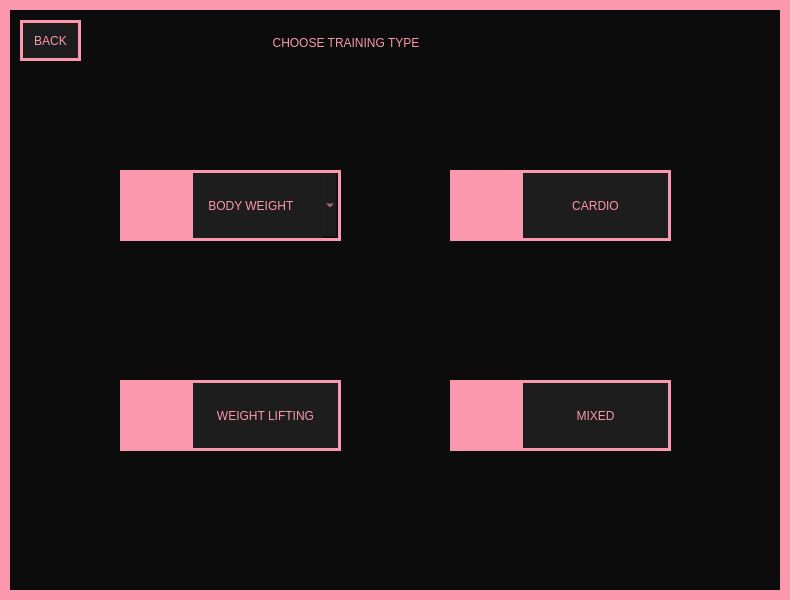
Old version of the form CreateNewTraining.ui in the repository Hanna-J-K/fitnessapp.
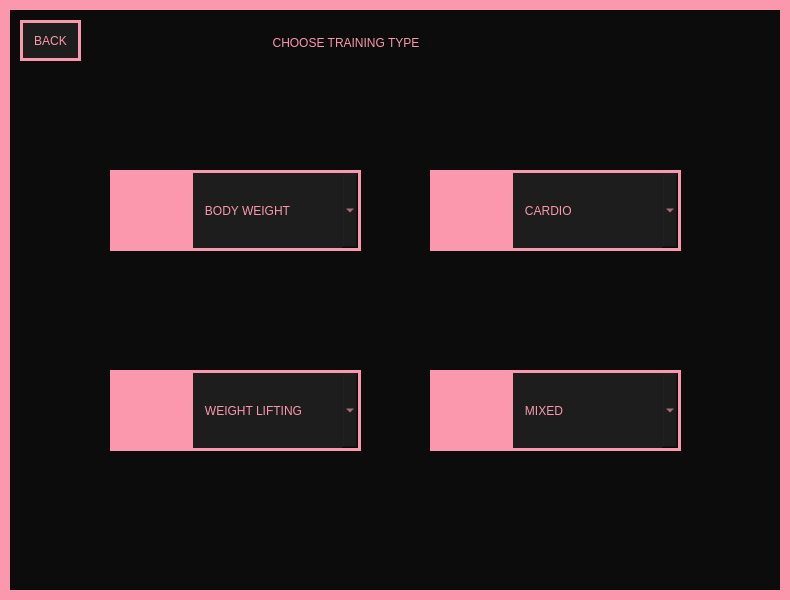
New version of the form. Icons and pictures are not drawn.

What changed in the file:
```diff
--- a/CreateNewTraining.ui
+++ b/CreateNewTraining.ui
@@ -65,7 +65,7 @@
    <widget class="QPushButton" name="bodyweight_btn">
     <property name="geometry">
      <rect>
-      <x>190</x>
+      <x>180</x>
       <y>170</y>
       <width>151</width>
       <height>71</height>
@@ -82,73 +82,13 @@
      <string>BODY WEIGHT</string>
     </property>
    </widget>
-   <widget class="QPushButton" name="cardio_btn">
-    <property name="geometry">
-     <rect>
-      <x>520</x>
-      <y>170</y>
-      <width>151</width>
-      <height>71</height>
-     </rect>
-    </property>
-    <property name="cursor">
-     <cursorShape>PointingHandCursor</cursorShape>
-    </property>
-    <property name="styleSheet">
-     <string notr="true">background-color: #1D1D1D;border: 3px solid #FB98AD;
-font: 8pt &quot;PRIMETIME&quot;;</string>
-    </property>
-    <property name="text">
-     <string>CARDIO</string>
-    </property>
-   </widget>
-   <widget class="QPushButton" name="weightlifting_btn">
-    <property name="geometry">
-     <rect>
-      <x>190</x>
-      <y>380</y>
-      <width>151</width>
-      <height>71</height>
-     </rect>
-    </property>
-    <property name="cursor">
-     <cursorShape>PointingHandCursor</cursorShape>
-    </property>
-    <property name="styleSheet">
-     <string notr="true">background-color: #1D1D1D;border: 3px solid #FB98AD;
-font: 8pt &quot;PRIMETIME&quot;;</string>
-    </property>
-    <property name="text">
-     <string>WEIGHT LIFTING</string>
-    </property>
-   </widget>
-   <widget class="QPushButton" name="mixed_btn">
-    <property name="geometry">
-     <rect>
-      <x>520</x>
-      <y>380</y>
-      <width>151</width>
-      <height>71</height>
-     </rect>
-    </property>
-    <property name="cursor">
-     <cursorShape>PointingHandCursor</cursorShape>
-    </property>
-    <property name="styleSheet">
-     <string notr="true">background-color: #1D1D1D;border: 3px solid #FB98AD;
-font: 8pt &quot;PRIMETIME&quot;;</string>
-    </property>
-    <property name="text">
-     <string>MIXED</string>
-    </property>
-   </widget>
    <widget class="QLabel" name="label">
     <property name="geometry">
      <rect>
-      <x>120</x>
+      <x>110</x>
       <y>170</y>
-      <width>71</width>
-      <height>71</height>
+      <width>81</width>
+      <height>81</height>
      </rect>
     </property>
     <property name="autoFillBackground">
@@ -170,10 +110,10 @@
    <widget class="QLabel" name="label_2">
     <property name="geometry">
      <rect>
-      <x>450</x>
+      <x>430</x>
       <y>170</y>
-      <width>71</width>
-      <height>71</height>
+      <width>81</width>
+      <height>81</height>
      </rect>
     </property>
     <property name="styleSheet">
@@ -192,10 +132,10 @@
    <widget class="QLabel" name="label_3">
     <property name="geometry">
      <rect>
-      <x>120</x>
-      <y>380</y>
-      <width>71</width>
-      <height>71</height>
+      <x>110</x>
+      <y>370</y>
+      <width>81</width>
+      <height>81</height>
      </rect>
     </property>
     <property name="autoFillBackground">
@@ -217,10 +157,10 @@
    <widget class="QLabel" name="label_4">
     <property name="geometry">
      <rect>
-      <x>450</x>
-      <y>380</y>
-      <width>71</width>
-      <height>71</height>
+      <x>430</x>
+      <y>370</y>
+      <width>81</width>
+      <height>81</height>
      </rect>
     </property>
     <property name="autoFillBackground">
@@ -244,8 +184,8 @@
      <rect>
       <x>190</x>
       <y>170</y>
-      <width>151</width>
-      <height>71</height>
+      <width>171</width>
+      <height>81</height>
      </rect>
     </property>
     <property name="styleSheet">
@@ -254,7 +194,7 @@
     </property>
     <item>
      <property name="text">
-      <string>    BODY WEIGHT</string>
+      <string>   BODY WEIGHT</string>
      </property>
     </item>
     <item>
@@ -264,7 +204,84 @@
     </item>
     <item>
      <property name="text">
-      <string>    CALISTHENICS</string>
+      <string>   CALISTHENICS</string>
+     </property>
+    </item>
+   </widget>
+   <widget class="QComboBox" name="comboBox_2">
+    <property name="geometry">
+     <rect>
+      <x>510</x>
+      <y>170</y>
+      <width>171</width>
+      <height>81</height>
+     </rect>
+    </property>
+    <property name="styleSheet">
+     <string notr="true">background-color: #1D1D1D;border: 3px solid #FB98AD;
+font: 8pt &quot;PRIMETIME&quot;;text-align: center;</string>
+    </property>
+    <item>
+     <property name="text">
+      <string>   CARDIO</string>
+     </property>
+    </item>
+    <item>
+     <property name="text">
+      <string>   HIIT</string>
+     </property>
+    </item>
+    <item>
+     <property name="text">
+      <string>   JOGGING</string>
+     </property>
+    </item>
+   </widget>
+   <widget class="QComboBox" name="comboBox_3">
+    <property name="geometry">
+     <rect>
+      <x>190</x>
+      <y>370</y>
+      <width>171</width>
+      <height>81</height>
+     </rect>
+    </property>
+    <property name="styleSheet">
+     <string notr="true">background-color: #1D1D1D;border: 3px solid #FB98AD;
+font: 8pt &quot;PRIMETIME&quot;;text-align: center;</string>
+    </property>
+    <item>
+     <property name="text">
+      <string>   WEIGHT LIFTING</string>
+     </property>
+    </item>
+    <item>
+     <property name="text">
+      <string>   MACHINES</string>
+     </property>
+    </item>
+    <item>
+     <property name="text">
+      <string>   FREE WEIGHTS</string>
+     </property>
+    </item>
+   </widget>
+   <widget class="QComboBox" name="comboBox_4">
+    <property name="geometry">
+     <rect>
+      <x>510</x>
+      <y>370</y>
+      <width>171</width>
+      <height>81</height>
+     </rect>
+    </property>
+    <property name="styleSheet">
+     <string notr="true">background-color: #1D1D1D;border: 3px solid #FB98AD;
+font: 8pt &quot;PRIMETIME&quot;;text-align: center;</string>
+    </property>
+    <item>
+     <property name="text">
+      <string>   MIXED</string>
      </property>
     </item>
    </widget>
```
Left out of the diff: 2 changed lines with no effect on the pictures.
